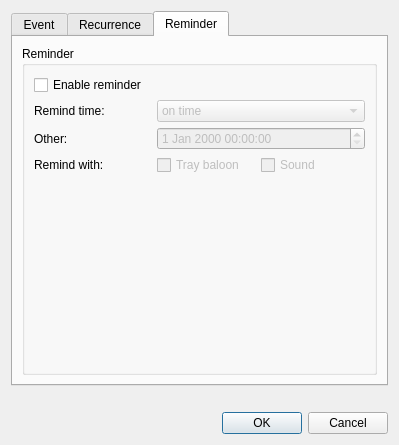
Above: src/addevent.ui from BackupTheBerlios/tinyorganizer before the change. Below: the same form after it.
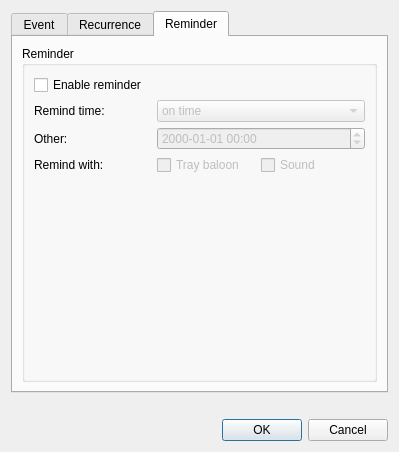
That is the form after the change. The open tabs and pages were chosen to show the change.

```diff
--- a/src/addevent.ui
+++ b/src/addevent.ui
@@ -7,7 +7,7 @@
     <x>0</x>
     <y>0</y>
     <width>399</width>
-    <height>445</height>
+    <height>452</height>
    </rect>
   </property>
   <property name="windowTitle">
@@ -427,6 +427,9 @@
             <property name="enabled">
              <bool>false</bool>
             </property>
+            <property name="displayFormat">
+             <string>yyyy-MM-dd HH:mm</string>
+            </property>
            </widget>
           </item>
           <item row="4" column="0">
```
